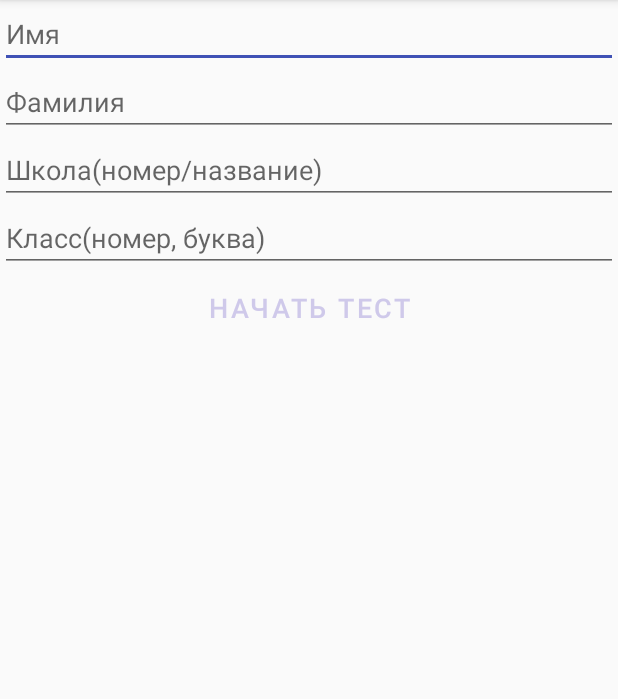
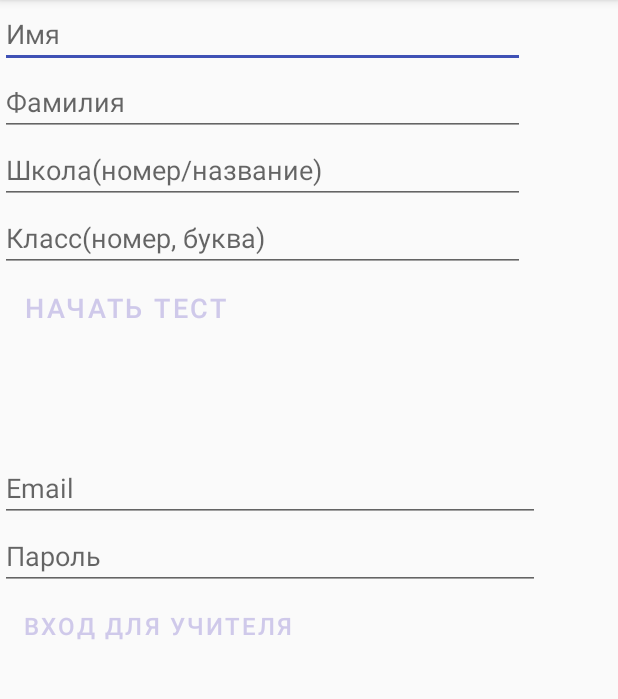
Before and after one commit to Dima1329/Pro_samsung_Room, an Android app: the screen it shows after launch (MainActivity), on a phone screen of 412 x 824 dp, the part 84-783 px from its top. Run offline under Robolectric (Android 15) with nearby library versions, the phone set to English and light mode, and no system bars; our stand-ins replace Room's generated code; 8 statements that could not run were skipped.

Commit message:
перевод из main в test через Room без повторений и без убирания повторяющихся вопросо + отображение вопросов в кабинете учителя

```diff
--- a/app/src/main/AndroidManifest.xml
+++ b/app/src/main/AndroidManifest.xml
@@ -7,12 +7,13 @@
         android:allowBackup="true"
         android:icon="@drawable/galochka"
         android:label="@string/app_name"
-        android:roundIcon="@mipmap/ic_launcher_round"
+
+
         android:supportsRtl="true"
         android:theme="@style/AppTheme">
         <activity android:name=".TestActivity" />
         <activity android:name=".ResultActivity" />
-
+        <activity android:name=".CheaterCabinetActivity" />
         <activity android:name=".MainActivity">
             <intent-filter>
                 <action android:name="android.intent.action.MAIN" />
--- a/app/src/main/java/com/example/pro_samsung/MainActivity.java
+++ b/app/src/main/java/com/example/pro_samsung/MainActivity.java
@@ -1,5 +1,6 @@
 package com.example.pro_samsung;
 
+import android.annotation.SuppressLint;
 import android.content.Context;
 import android.content.Intent;
 import android.content.SharedPreferences;
@@ -15,32 +16,73 @@ import androidx.room.Room;
 
 import com.google.android.material.snackbar.Snackbar;
 
+import java.util.List;
+
 
 public class MainActivity extends AppCompatActivity {
     private SharedPreferences shared;
-    private EditText e_name,e_second_name,e_school,e_clas_s;
+    private EditText e_name,e_second_name,e_school,e_clas_s,email_for_teacher,password_for_teacher;
     public String name,second_name,school,clas_s;
-    public QuestionDao questionDao;
     private Intent i;
-
+    private boolean is_first_launch;
     @Override
     protected void onCreate(Bundle savedInstanceState) {
         super.onCreate(savedInstanceState);
         setContentView(R.layout.activity_main);
 
-        AppDatabase db =  Room.databaseBuilder(getApplicationContext(), AppDatabase.class, "database").build();
-        questionDao = db.questionDao();
 
+        @SuppressLint("StaticFieldLeak")
+        class SaveTask extends AsyncTask<Void, Void, Void> {
 
+            @Override
+            protected Void doInBackground(Void... voids) {
+                Question q = new Question("Место, где река впадает в море, озеро, другую реку","исток","приток","русло","устье",4);
+                DBClient.getInstance(getApplicationContext()).getAppDatabase().questionDao().insert(q);
+                q = new Question("Граница между бассейнами рек","русло","водораздел","речная система","устье",2);
+                DBClient.getInstance(getApplicationContext()).getAppDatabase().questionDao().insert(q);
+                q = new Question("Углубление, в котором течёт река","русло","водораздел","речная система","устье",1);
+                DBClient.getInstance(getApplicationContext()).getAppDatabase().questionDao().insert(q);
+                q = new Question("Наибольшее количество пресной воды на Земле сосредоточено в","реках","озерах","болотах","ледниках",1);
+                DBClient.getInstance(getApplicationContext()).getAppDatabase().questionDao().insert(q);
+                q = new Question("Гидросфера является","воздушной оболочкой Земли","водной оболочкой Земли","земной корой","расплавленной мантией",2);
+                DBClient.getInstance(getApplicationContext()).getAppDatabase().questionDao().insert(q);
+                q = new Question("Основной объем воды на Земле заключен:","в ледниках","в реках","в озерах","в водах Мирового океана",4);
+                DBClient.getInstance(getApplicationContext()).getAppDatabase().questionDao().insert(q);
+                q = new Question("К водам суши относят:","заливы и проливы","реки и озера","моря и озера","моря и ледники",1);
+                DBClient.getInstance(getApplicationContext()).getAppDatabase().questionDao().insert(q);
+                q = new Question("Какого питания реки не существует?","подземное","капельное","снеговое","грунтовое",3);
+                DBClient.getInstance(getApplicationContext()).getAppDatabase().questionDao().insert(q);
+               return null;
+            }
 
+            @Override
+            protected void onPostExecute(Void aVoid) {
+                super.onPostExecute(aVoid);
+            }
+        }
         Button start = findViewById(R.id.var3);
+        Button enter = findViewById(R.id.enter);
+        email_for_teacher=findViewById(R.id.email_for_teacher);
+        password_for_teacher=findViewById(R.id.password_for_teacher);
+
         e_name = findViewById(R.id.name);
         e_second_name = findViewById(R.id.sec_name);
         e_school = findViewById(R.id.school);
 
         e_clas_s = findViewById(R.id.clas_s);
+        loadSettings();
+        if(is_first_launch){
+            SaveTask st = new SaveTask();
+            st.execute();
+            Toast.makeText(this, "Это первый запуск. Стандартные вопросы загружены", Toast.LENGTH_LONG).show();
 
-        loadSettings();
+            try {
+                Thread.sleep(100);
+            } catch (InterruptedException e) {
+                e.printStackTrace();
+            }
+        }
+
 
         start.setOnClickListener(new View.OnClickListener() {
             @Override
@@ -61,64 +103,34 @@ public class MainActivity extends AppCompatActivity {
                     editor.putString("second_name",second_name);
                     editor.putString("school",school);
                     editor.putString("clas_s",clas_s);
+                    editor.putBoolean("is_first_launch", false);
                 editor.apply();
                     i = new Intent(MainActivity.this, TestActivity.class);
                     i.putExtra("name",name);
                     i.putExtra("second_name",second_name);
                     i.putExtra("school",school);
                     i.putExtra("clas_s",clas_s);
-                    class SaveTask extends AsyncTask<Void, Void, Void> {
+                    startActivity(i);
+                }
+            }
+        });
 
+        enter.setOnClickListener(new View.OnClickListener() {
             @Override
-                        protected Void doInBackground(Void... voids) {
-
-                            Question q = new Question("    Место, где река впадает в море, озеро, другую реку","исток","приток","русло","устье",4);
-
-                            DBClient.getInstance(getApplicationContext()).getAppDatabase()
-                                    .questionDao()
-                                    .insert(q);
-                            q = new Question("    Граница между бассейнами рек","русло","водораздел","речная система","устье",2);
-                            DBClient.getInstance(getApplicationContext()).getAppDatabase()
-                                    .questionDao()
-                                    .insert(q);
-                            q = new Question("    Углубление, в котором течёт река","русло","водораздел","речная система","устье",1);
-                            DBClient.getInstance(getApplicationContext()).getAppDatabase().questionDao().insert(q);
-                            q = new Question("    Наибольшее количество пресной воды на Земле сосредоточено в","реках","озерах","болотах","ледниках",1);
-                            DBClient.getInstance(getApplicationContext()).getAppDatabase().questionDao().insert(q);
-                            q = new Question("    Гидросфера является","воздушной оболочкой Земли","водной оболочкой Земли","земной корой","расплавленной мантией",2);
-                            DBClient.getInstance(getApplicationContext()).getAppDatabase().questionDao().insert(q);
-                            q = new Question("    Основной объем воды на Земле заключен:","в ледниках","в реках","в озерах","в водах Мирового океана",4);
-                            DBClient.getInstance(getApplicationContext()).getAppDatabase().questionDao().insert(q);
-                            q = new Question("    К водам суши относят:","заливы и проливы","реки и озера","моря и озера","моря и ледники",1);
-                            DBClient.getInstance(getApplicationContext()).getAppDatabase().questionDao().insert(q);
-                            q = new Question("    Какого питания реки не существует?","подземное","капельное","снеговое","грунтовое",3);
-                            DBClient.getInstance(getApplicationContext()).getAppDatabase().questionDao().insert(q);
-
-                            return null;
-                        }
-
-                        @Override
-                        protected void onPostExecute(Void aVoid) {
-                            super.onPostExecute(aVoid);
-                            finish();
-
+            public void onClick(View view) {
+                String email = email_for_teacher.getText().toString();
+                String password = password_for_teacher.getText().toString();
+                if(email.equals("test@test.ru") && password.equals("test")){
+                    Intent i = new Intent(MainActivity.this, CheaterCabinetActivity.class);
                     startActivity(i);
 
-                        }
-                    }
-
-                    SaveTask st = new SaveTask();
-                    st.execute();
-
-
-
-
+                } else {
+                    Snackbar.make(view, "Пароль или логин неверный!", Snackbar.LENGTH_LONG).show();
 
                 }
 
             }
         });
-
 
 
     }
@@ -130,14 +142,18 @@ public class MainActivity extends AppCompatActivity {
     public void loadSettings() {
         shared = getSharedPreferences("baseSettings", Context.MODE_PRIVATE);
         if(shared != null){
-
+            is_first_launch = shared.getBoolean("is_first_launch", true);
+            if(!is_first_launch){
                 e_name.setText(shared.getString("name",""));
                 e_second_name.setText(shared.getString("second_name",""));
                 e_school.setText(shared.getString("school",""));
                 e_clas_s.setText(shared.getString("clas_s",""));
+                is_first_launch = shared.getBoolean("is_first_launch", true);
                 if(!shared.getString("name", "").equals("")){
                     Toast.makeText(this, "Привет, "+shared.getString("name",""), Toast.LENGTH_LONG).show();
                 }
+            }
+
 
         } else {
             Toast.makeText(this,"Ничего не сохранено",Toast.LENGTH_LONG).show();
--- a/app/src/main/res/layout/activity_main.xml
+++ b/app/src/main/res/layout/activity_main.xml
@@ -10,7 +10,7 @@
 
     <EditText
         android:id="@+id/name"
-        android:layout_width="match_parent"
+        android:layout_width="350dp"
         android:layout_height="wrap_content"
         android:ems="10"
         android:inputType="textPersonName"
@@ -18,7 +18,7 @@
 
     <EditText
         android:id="@+id/sec_name"
-        android:layout_width="match_parent"
+        android:layout_width="350dp"
         android:layout_height="wrap_content"
         android:ems="10"
         android:inputType="textPersonName"
@@ -27,7 +27,7 @@
 
     <EditText
         android:id="@+id/school"
-        android:layout_width="match_parent"
+        android:layout_width="350dp"
         android:layout_height="wrap_content"
         android:ems="10"
         android:inputType="textPersonName"
@@ -35,26 +35,60 @@
 
     <EditText
         android:id="@+id/clas_s"
-        android:layout_width="match_parent"
+        android:layout_width="350dp"
         android:layout_height="wrap_content"
         android:ems="10"
-        android:inputType="textPersonName"
-        android:hint="@string/Clas_s" />
+        android:hint="@string/Clas_s"
+        android:inputType="textPersonName" />
 
     <Button
         android:id="@+id/var3"
         style="@style/Widget.MaterialComponents.Button"
         android:layout_width="wrap_content"
         android:layout_height="wrap_content"
-        android:layout_gravity="center"
         android:text="@string/start"
         android:textColor="#CFC9EA"
         android:textSize="18sp"
+        android:layout_gravity="left"
+
         />
+
+    <View
+        android:id="@+id/view3"
+        android:layout_width="0dp"
+        android:layout_height="73dp" />
 
 
 
-     <!--   -->
+    <EditText
+        android:id="@+id/email_for_teacher"
+        android:layout_width="360dp"
+        android:layout_height="wrap_content"
+        android:ems="10"
+        android:hint="@string/email"
+        android:inputType="textEmailAddress" />
+
+    <EditText
+        android:id="@+id/password_for_teacher"
+        android:layout_width="360dp"
+        android:layout_height="wrap_content"
+        android:ems="10"
+        android:hint="@string/pass"
+
+        android:inputType="textPassword" />
+
+    <Button
+        android:id="@+id/enter"
+        android:layout_width="wrap_content"
+        android:layout_height="wrap_content"
+        style="@style/Widget.MaterialComponents.Button"
+        android:text="@string/Log_in"
+        android:textColor="#CFC9EA"
+        android:textSize="16sp"
+        android:layout_gravity="left"
+        />
+
+    <!--   -->
 
 
 
--- a/app/src/main/res/values/strings.xml
+++ b/app/src/main/res/values/strings.xml
@@ -6,4 +6,8 @@
     <string name="Sec_name">Фамилия</string>
     <string name="School">Школа(номер/название)</string>
     <string name="Clas_s">Класс(номер, буква)</string>
+    <string name="or">или</string>
+    <string name="Log_in">Вход для учителя</string>
+    <string name="email">Email</string>
+    <string name="pass">Пароль</string>
 </resources>
```
Also changed, not shown: app/src/main/java/com/example/pro_samsung/AdapterForCheater.java (added, +87 -0 lines), app/src/main/java/com/example/pro_samsung/CheaterCabinetActivity.java (added, +50 -0 lines), app/src/main/java/com/example/pro_samsung/TestActivity.java (+2 -16 lines), app/src/main/res/layout/cheater_layout.xml (added, +14 -0 lines), app/src/main/res/layout/recyclerview_row.xml (added, +19 -0 lines). Lines whose indentation alone changed are shown as unchanged.
